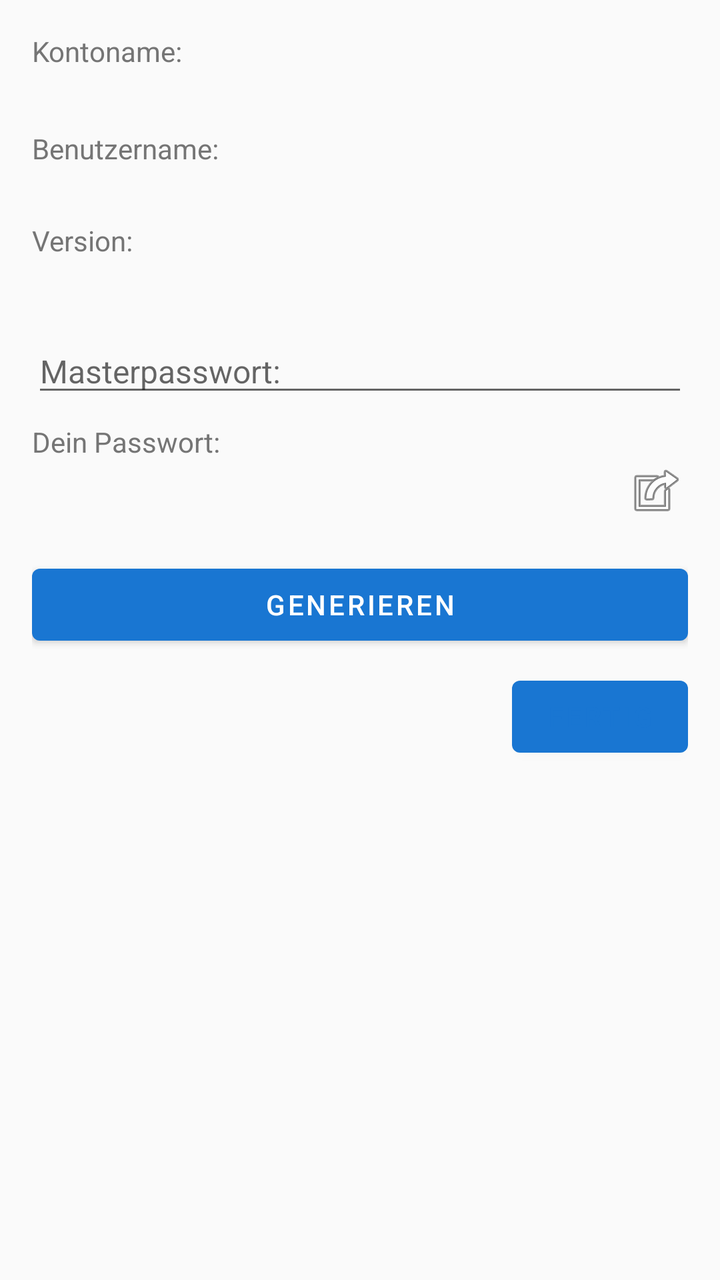
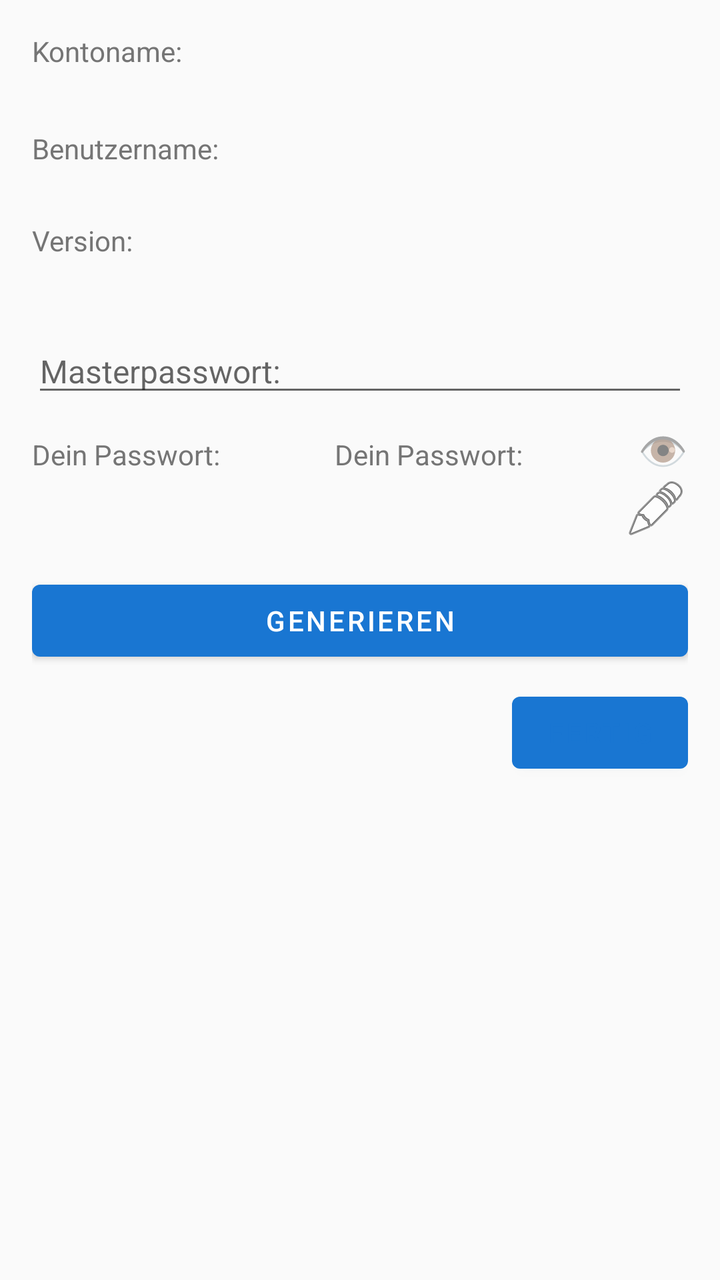

Before-and-after screenshots of an Android layout around one commit, followed by the original layout XML and the change that was made.
<!-- AndroidManifest.xml: application theme AppTheme -->
<!-- res/layout/dialog_generate.xml -->
<?xml version="1.0" encoding="utf-8"?>
<LinearLayout xmlns:android="http://schemas.android.com/apk/res/android"
    android:layout_width="match_parent"
    android:layout_height="wrap_content"
    android:orientation="vertical"
    android:padding="16dp">

    <TextView
        android:layout_width="wrap_content"
        android:layout_height="wrap_content"
        android:text="@string/account_name_label"
        android:textSize="14sp"
        android:textColor="@color/colorCardSubtext" />

    <TextView
        android:id="@+id/dialog_account_name"
        android:layout_width="wrap_content"
        android:layout_height="wrap_content"
        android:textSize="16sp"
        android:textStyle="bold" />

    <TextView
        android:id="@+id/dialog_username_label"
        android:layout_width="wrap_content"
        android:layout_height="wrap_content"
        android:layout_marginTop="8dp"
        android:text="@string/username_label"
        android:textSize="14sp"
        android:textColor="@color/colorCardSubtext" />

    <TextView
        android:id="@+id/dialog_username"
        android:layout_width="wrap_content"
        android:layout_height="wrap_content"
        android:textSize="14sp" />

    <TextView
        android:id="@+id/dialog_version_label"
        android:layout_width="wrap_content"
        android:layout_height="wrap_content"
        android:layout_marginTop="8dp"
        android:text="@string/version_label"
        android:textSize="14sp"
        android:textColor="@color/colorCardSubtext" />

    <TextView
        android:id="@+id/dialog_version"
        android:layout_width="wrap_content"
        android:layout_height="wrap_content"
        android:textSize="14sp" />

    <EditText
        android:id="@+id/editText_masterpassword"
        android:layout_width="match_parent"
        android:layout_height="wrap_content"
        android:layout_marginTop="16dp"
        android:hint="@string/master_password_label"
        android:inputType="textPassword"
        android:importantForAutofill="no"
        android:textSize="16sp" />

    <LinearLayout
        android:layout_width="match_parent"
        android:layout_height="wrap_content"
        android:orientation="horizontal"
        android:layout_marginTop="8dp">

        <TextView
            android:layout_width="0dp"
            android:layout_height="wrap_content"
            android:layout_weight="1"
            android:text="@string/your_password_label"
            android:textSize="14sp"
            android:textColor="@color/colorCardSubtext" />

        <ImageView
            android:id="@+id/btn_visibility"
            android:layout_width="wrap_content"
            android:layout_height="wrap_content"
            android:src="@android:drawable/eye"
            android:contentDescription="Toggle visibility" />
    </LinearLayout>

    <LinearLayout
        android:layout_width="match_parent"
        android:layout_height="wrap_content"
        android:orientation="horizontal">

        <TextView
            android:id="@+id/textPassword"
            android:layout_width="0dp"
            android:layout_height="wrap_content"
            android:layout_weight="1"
            android:textSize="18sp"
            android:textStyle="bold"
            android:singleLine="true" />

        <ImageButton
            android:id="@+id/btn_copy"
            android:layout_width="wrap_content"
            android:layout_height="wrap_content"
            android:src="@android:drawable/ic_menu_set_as"
            android:background="?android:attr/selectableItemBackground"
            android:contentDescription="Copy to clipboard" />
    </LinearLayout>

    <Button
        android:id="@+id/btn_generate"
        android:layout_width="match_parent"
        android:layout_height="wrap_content"
        android:layout_marginTop="16dp"
        android:text="@string/generate" />

    <Button
        android:id="@+id/btn_done"
        android:layout_width="wrap_content"
        android:layout_height="wrap_content"
        android:layout_gravity="end"
        android:layout_marginTop="8dp"
        android:text="@string/done"
        android:textColor="@color/colorPrimary" />
</LinearLayout>
<!-- resources referenced by this layout -->
<resources>
  <color name="colorCardSubtext">#757575</color>
  <color name="colorPrimary">#1976D2</color>
  <string name="account_name_label">Kontoname:</string>
  <string name="done">FERTIG</string>
  <string name="generate">GENERIEREN</string>
  <string name="master_password_label">Masterpasswort:</string>
  <string name="username_label">Benutzername:</string>
  <string name="version_label">Version:</string>
  <string name="your_password_label">Dein Passwort:</string>
  <style name="AppTheme" parent="Theme.MaterialComponents.Light.DarkActionBar">
          <item name="colorPrimary">@color/colorPrimary</item>
          <item name="colorPrimaryDark">@color/colorPrimaryDark</item>
          <item name="colorAccent">@color/colorAccent</item>
          <item name="android:windowBackground">@color/colorBackground</item>
      </style>
  <color name="colorPrimaryDark">#1565C0</color>
  <color name="colorAccent">#FF4081</color>
  <color name="colorBackground">#FAFAFA</color>
</resources>

<!-- the commit's change to res/layout/dialog_generate.xml (unified diff, before → after) -->
@@ -73,11 +73,23 @@
             android:textSize="14sp"
             android:textColor="@color/colorCardSubtext" />
 
-        <ImageView
+        <TextView
+            android:layout_width="0dp"
+            android:layout_height="wrap_content"
+            android:layout_weight="1"
+            android:text="@string/your_password_label"
+            android:textSize="14sp"
+            android:textColor="@color/colorCardSubtext" />
+
+        <TextView
             android:id="@+id/btn_visibility"
             android:layout_width="wrap_content"
             android:layout_height="wrap_content"
-            android:src="@android:drawable/eye"
+            android:text="👁"
+            android:textSize="20sp"
+            android:clickable="true"
+            android:focusable="true"
+            android:background="?android:attr/selectableItemBackground"
             android:contentDescription="Toggle visibility" />
     </LinearLayout>
 
@@ -99,7 +111,7 @@
             android:id="@+id/btn_copy"
             android:layout_width="wrap_content"
             android:layout_height="wrap_content"
-            android:src="@android:drawable/ic_menu_set_as"
+            android:src="@android:drawable/ic_menu_edit"
             android:background="?android:attr/selectableItemBackground"
             android:contentDescription="Copy to clipboard" />
     </LinearLayout>
